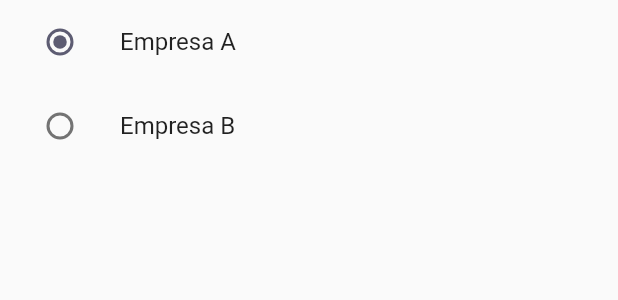
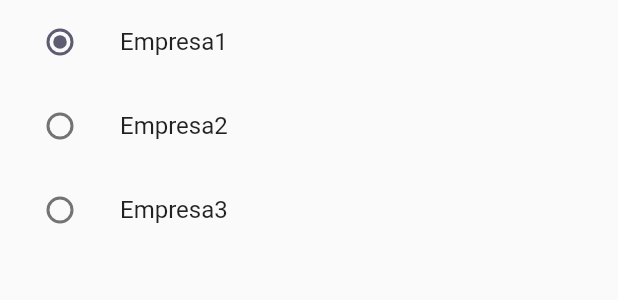
Before and after one commit to marquesflavio/projeto_flutter, a Flutter app: the RadioExample widget shown alone on an empty page, opened directly, on a phone screen of 412 x 824 dp. Shown: the top 300 px of the screen. Run offline on Flutter 3.47's test engine with Material 2 defaults, Android fonts, the phone set to English and light mode, and no system bars.

Commit message:
lógica do radio button

```diff
--- a/lib/src/app.dart
+++ /dev/null
@@ -1,15 +0,0 @@
-import 'package:flutter/cupertino.dart';
-import 'package:flutter/material.dart';
-
-class MyApp extends StatelessWidget {
-  const MyApp({super.key});
-
-  @override
-  Widget build(BuildContext context) {
-    return const MaterialApp(
-      home: Scaffold(
-
-      ),
-    );
-  }
-}
--- a/lib/src/app_page.dart
+++ b/lib/src/app_page.dart
@@ -1,7 +1,10 @@
 
 
 import 'package:flutter/material.dart';
+import 'package:flutter_application_1/src/home_page.dart';
 import 'package:flutter_application_1/src/pag_login.dart';
+import 'package:flutter_application_1/src/radio.dart';
+import 'package:flutter_application_1/src/radio2.dart';
 
 class MyApp extends StatelessWidget {
   const MyApp({super.key});
@@ -14,7 +17,7 @@ class MyApp extends StatelessWidget {
       theme: ThemeData(
         colorScheme: ColorScheme.fromSeed(seedColor: const Color.fromARGB(255, 104, 105, 151)),
       ),
-      home: const PagLogin(),
+      home: RadioDoisApp(),
     );
   }
 }
--- a/lib/src/radio.dart
+++ b/lib/src/radio.dart
@@ -1,4 +1,7 @@
 import 'package:flutter/material.dart';
+
+/// Flutter code sample for [Radio].
+
 
 class RadioExampleApp extends StatelessWidget {
   const RadioExampleApp({super.key});
@@ -9,19 +12,14 @@ class RadioExampleApp extends StatelessWidget {
       home: Scaffold(
         appBar: AppBar(title: const Text('Radio Sample')),
         body: const Center(
-          child: Column(
-            children: [
-              RadioExample(),
-
-            ],
-          ),
+          child: RadioExample(),
         ),
       ),
     );
   }
 }
 
-enum SingingCharacter { lafayette, jefferson }
+enum Empresa { empresa1, empresa2, empresa3 }
 
 class RadioExample extends StatefulWidget {
   const RadioExample({super.key});
@@ -31,18 +29,18 @@ class RadioExample extends StatefulWidget {
 }
 
 class _RadioExampleState extends State<RadioExample> {
-  SingingCharacter? _character = SingingCharacter.lafayette;
+  Empresa? _character = Empresa.empresa1;
 
   @override
   Widget build(BuildContext context) {
     return Column(
       children: <Widget>[
         ListTile(
-          title: const Text('Empresa A'),
-          leading: Radio<SingingCharacter>(
-            value: SingingCharacter.lafayette,
+          title: const Text('Empresa1'),
+          leading: Radio<Empresa>(
+            value: Empresa.empresa1,
             groupValue: _character,
-            onChanged: (SingingCharacter? value) {
+            onChanged: (Empresa? value) {
               setState(() {
                 _character = value;
               });
@@ -50,17 +48,25 @@ class _RadioExampleState extends State<RadioExample> {
           ),
         ),
         ListTile(
-          title: const Text('Empresa B'),
-          leading: Radio<SingingCharacter>(
-            value: SingingCharacter.jefferson,
+          title: const Text('Empresa2'),
+          leading: Radio<Empresa>(
+            value: Empresa.empresa2,
             groupValue: _character,
-            onChanged: (SingingCharacter? value) {
+            onChanged: (Empresa? value) {
               setState(() {
                 _character = value;
               });
             },
           ),
         ),
+        ListTile(
+          title: const Text('Empresa3'),
+          leading: Radio<Empresa>(groupValue: _character, value: Empresa.empresa3, onChanged: (Empresa? value){
+            setState(() {
+              _character = value;
+            });
+          }),
+        ),
       ],
     );
   }
```
Also changed, not shown: lib/src/radio2.dart (added, +74 -0 lines), 1 other file.
